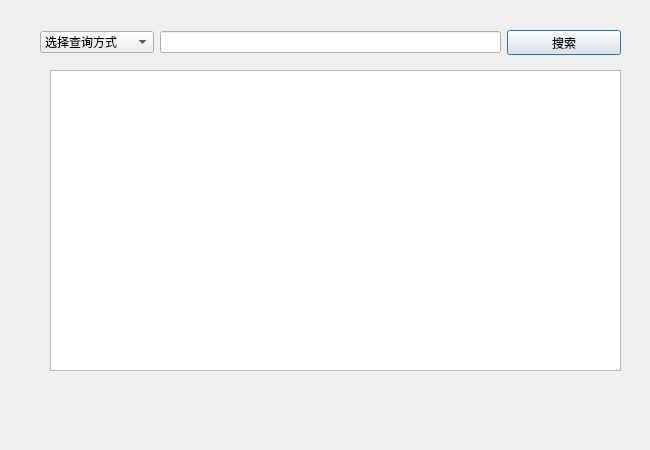
Above: untitled/querystu.ui from lordtang/Qt-StuManage before the change. Below: the same form after it.
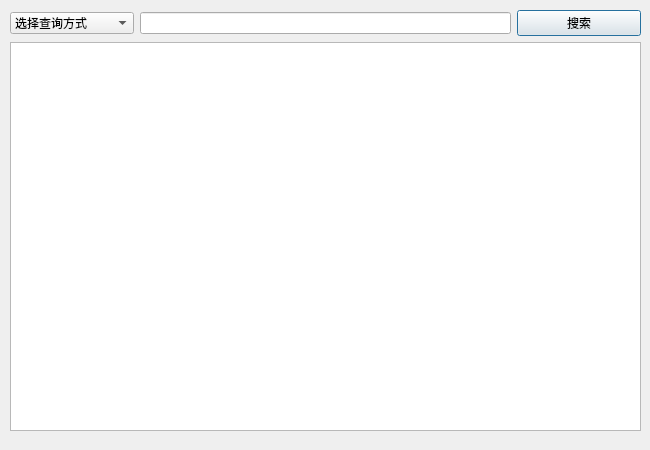
That is the form after the change.

```diff
--- a/untitled/querystu.ui
+++ b/untitled/querystu.ui
@@ -13,25 +13,17 @@
   <property name="windowTitle">
    <string>Dialog</string>
   </property>
-  <widget class="QTableView" name="tableView">
-   <property name="geometry">
-    <rect>
-     <x>50</x>
-     <y>70</y>
-     <width>571</width>
-     <height>301</height>
-    </rect>
-   </property>
-  </widget>
   <widget class="QWidget" name="">
    <property name="geometry">
     <rect>
-     <x>40</x>
-     <y>30</y>
-     <width>581</width>
-     <height>25</height>
+     <x>10</x>
+     <y>10</y>
+     <width>631</width>
+     <height>421</height>
     </rect>
    </property>
+   <layout class="QVBoxLayout" name="verticalLayout">
+    <item>
    <layout class="QHBoxLayout" name="horizontalLayout" stretch="2,6,2">
     <item>
      <widget class="QComboBox" name="cbb_method">
@@ -66,6 +58,11 @@
        <string>搜索</string>
       </property>
      </widget>
+      </item>
+     </layout>
+    </item>
+    <item>
+     <widget class="QTableView" name="tableView"/>
     </item>
    </layout>
   </widget>
```
Lines whose indentation alone changed are shown as unchanged.
